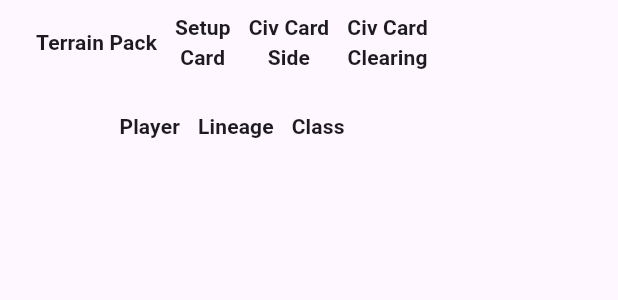
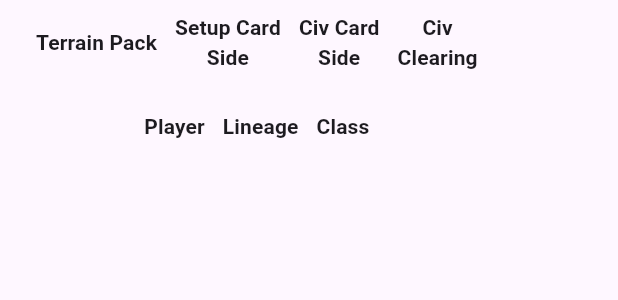
Before and after one commit to doctor-g/DragonsDownRandomizer, a Flutter app: the TableauWidget widget shown alone on an empty page, opened directly with empty values, on a phone screen of 412 x 824 dp. Shown: the top 300 px of the screen. Run offline on Flutter 3.47's test engine with Material 3 defaults, Android fonts, the phone set to English and light mode, and no system bars; our stand-ins replace package_info_plus, settings_ui, shared_preferences; accounts and stored records are empty.

Commit message:
Fix terrain pack data table headings

```diff
--- a/lib/main.dart
+++ b/lib/main.dart
@@ -286,9 +286,9 @@ class TableauWidget extends StatelessWidget {
             columns: <DataColumn>[
               ...[
                 'Terrain Pack',
-                'Setup\nCard',
+                'Setup Card\nSide',
                 'Civ Card\nSide',
-                'Civ Card\nClearing',
+                'Civ\nClearing',
               ].map(
                 (name) => DataColumn(
                   label: Text(
--- a/pubspec.yaml
+++ b/pubspec.yaml
@@ -2,7 +2,7 @@ name: dragons_down_randomizer
 description: "Randomizer for Dragons Down board game"
 publish_to: 'none'
 
-version: 0.4.0+1
+version: 0.4.1+1
 
 environment:
   sdk: ^3.12.2
```
